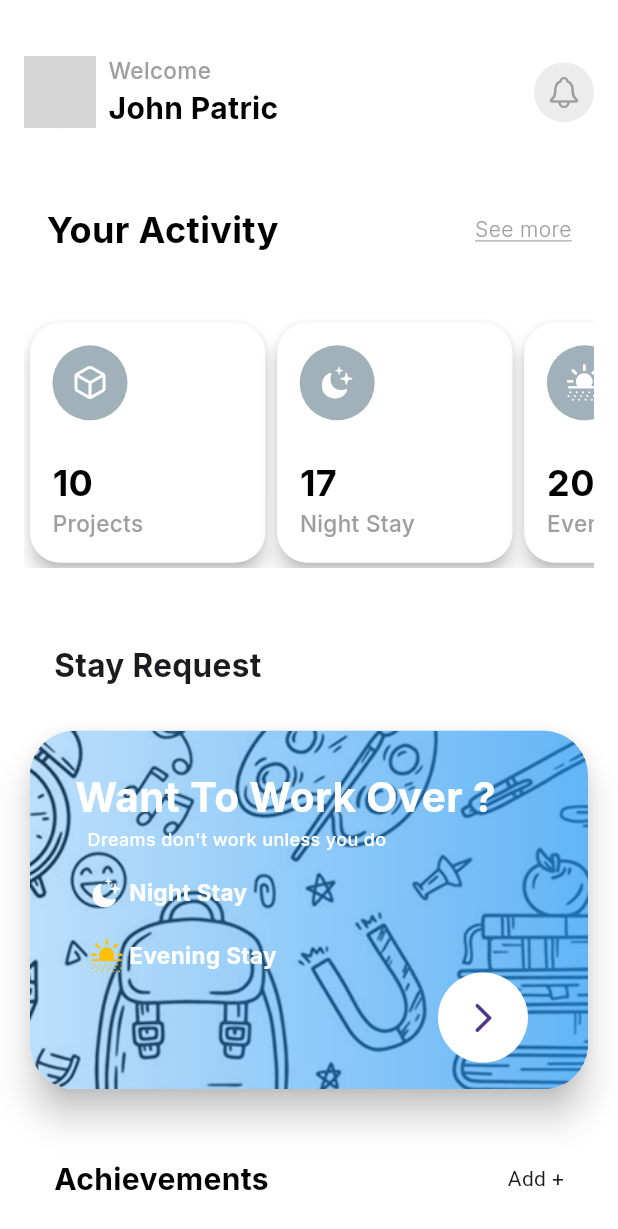
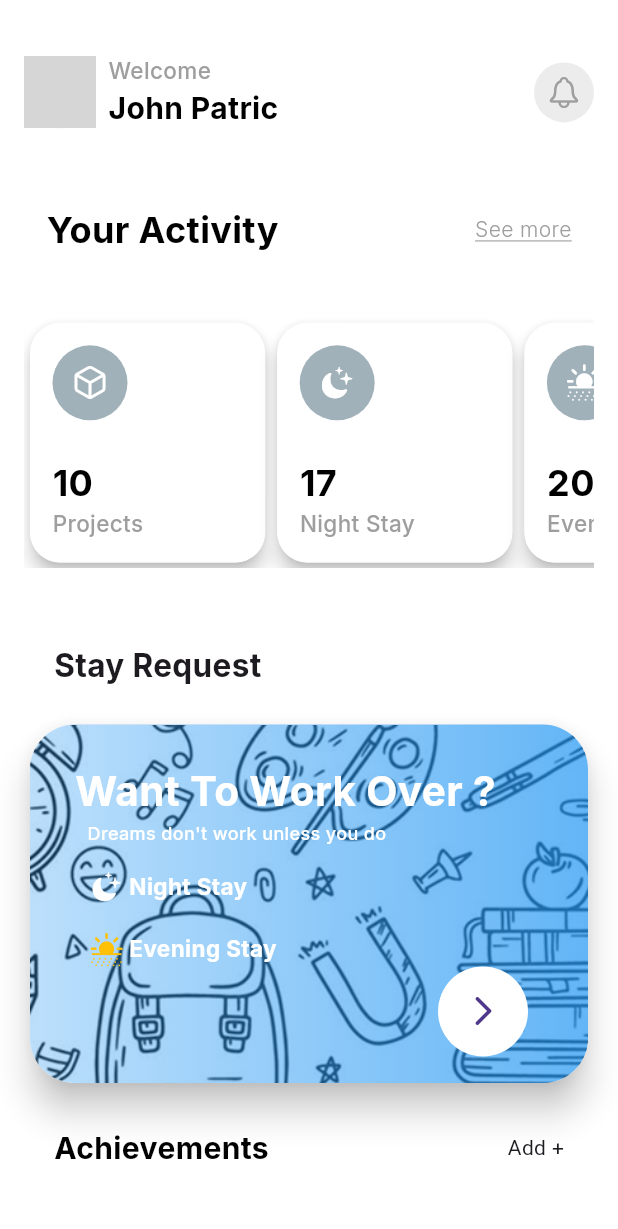
Before and after one commit to Sparkinovtech/Sairam, a Flutter app: the HomePage screen opened directly, on a phone screen of 412 x 824 dp. Shown: the top 1229 px of the screen. Run offline on Flutter 3.47's test engine with Material 3 defaults, Android fonts, the light colour scheme and no system bars; our stand-ins replace bloc, firebase_auth, firebase_core, flutter_bloc, google_fonts, google_nav_bar and 3 more; accounts and stored records are empty; network calls fail; grey boxes are pictures that could not be loaded.

Commit message:
Home page update

```diff
--- a/lib/Utils/signup_form.dart
+++ b/lib/Utils/signup_form.dart
@@ -56,7 +56,7 @@ class _SignUpFormState extends State<SignUpForm> {
                 hintText: "Enter Student ID ",
                 icon: CupertinoIcons.creditcard,
                 validator: (v) =>
-                    v == null || v.isEmpty ? "Enter the Student ID" : null,
+                    v == null || v.isEmpty ? "Enter the Student ID" : v.length !=  10 ? "Enter the valid STUDENT ID" :    null,
               ),
               SizedBox(height: size.height * .03),
               _buildTextField(
@@ -198,7 +198,7 @@ class _SignUpFormState extends State<SignUpForm> {
     return TextFormField(
       validator: validator,
       autofocus: false,
-      obscureText: isVisible,
+      obscureText: !isVisible,
       cursorColor: Colors.grey,
       controller: controller,
       decoration: InputDecoration(
@@ -217,7 +217,7 @@ class _SignUpFormState extends State<SignUpForm> {
         suffixIcon: IconButton(
           onPressed: toggleVisible,
           icon: Icon(
-            isVisible ? CupertinoIcons.eye_slash_fill : CupertinoIcons.eye_fill,
+            isVisible ? CupertinoIcons.eye_fill : CupertinoIcons.eye_slash_fill,
             color: isVisible ? Colors.grey : Colors.grey.withValues(alpha: .5),
           ),
         ),
--- a/lib/View/home_page.dart
+++ b/lib/View/home_page.dart
@@ -139,9 +139,10 @@ class _HomePageState extends State<HomePage> {
                   ),
                 ),
               ),
+              SizedBox(height: size.height * .025),
+              StayRequestContainer(size: size),
               SizedBox(height: size.height * .03),
-              StayRequestContainer(size: size),
-              SizedBox(height: size.height * .05),
+
               Padding(
                 padding: EdgeInsets.symmetric(horizontal: 20),
                 child: Row(
--- a/lib/View/teams_page.dart
+++ b/lib/View/teams_page.dart
@@ -38,7 +38,7 @@ class _TeamsPageState extends State<TeamsPage> {
   ];
   @override
   Widget build(BuildContext context) {
-    return Scaffold(body: Placeholder());
+    return Scaffold(backgroundColor: Colors.white,);
     // List<Map<String, String>> currentList = [];
     // switch (_selectedTab) {
     //   case 0:
@@ -167,4 +167,5 @@ class _TeamsPageState extends State<TeamsPage> {
   //     ),
   //   );
   // }
+
 }
```
